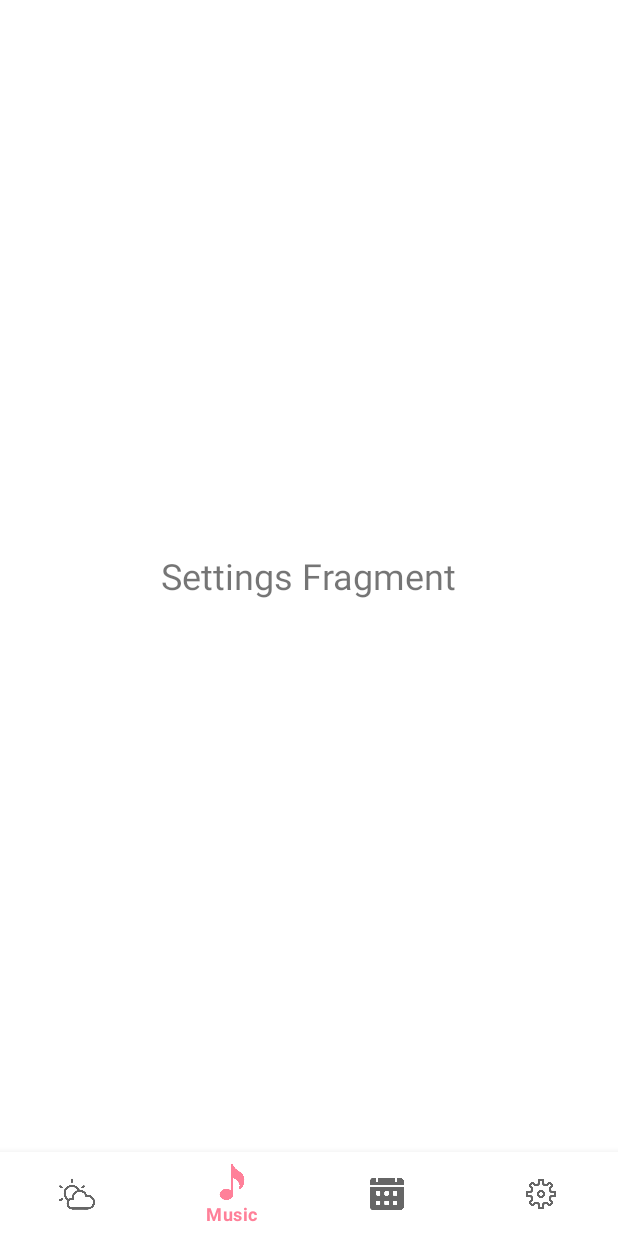
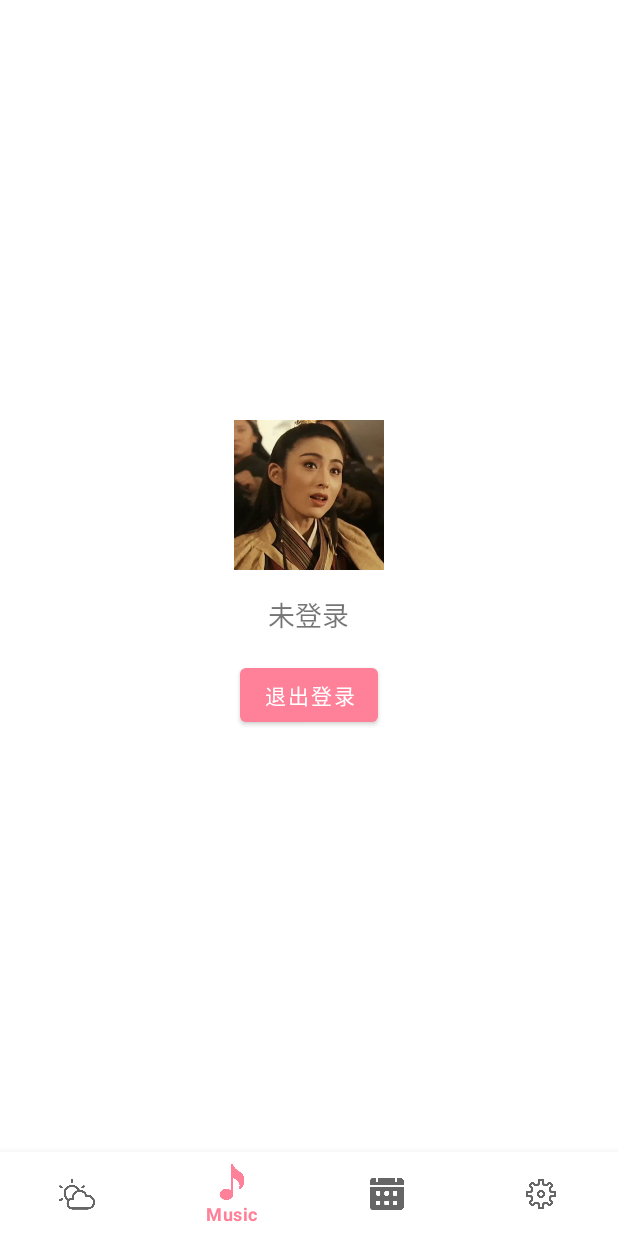
Before and after one commit to ChouYih/EWeather, an Android app: the fragment SettingsFragment placed in its activity, item 2 of the bottom bar chosen, on a phone screen of 412 x 824 dp. Run offline under Robolectric (Android 15) with nearby library versions, the phone set to English and light mode, and no system bars; pictures from the network do not load.

Commit message:
加入设置页面,大功告成

```diff
--- a/app/src/main/java/com/yihchou/eweather/LoginActivity.java
+++ b/app/src/main/java/com/yihchou/eweather/LoginActivity.java
@@ -1,7 +1,9 @@
 package com.yihchou.eweather;
 
 
+import android.content.Context;
 import android.content.Intent;
+import android.content.SharedPreferences;
 import android.os.Bundle;
 import android.view.View;
 import android.widget.Button;
@@ -33,6 +35,12 @@ public class LoginActivity extends AppCompatActivity {
                 String password = editTextPassword.getText().toString();
                 boolean res = db.checkUser(username, password);
                 if (res) {
+                    // 保存登录的账号到SharedPreferences
+                    SharedPreferences sharedPreferences = getSharedPreferences("MyAppPrefs", Context.MODE_PRIVATE);
+                    SharedPreferences.Editor editor = sharedPreferences.edit();
+                    editor.putString("username", username);
+                    editor.apply();
+
                     Toast.makeText(LoginActivity.this, "登录成功", Toast.LENGTH_SHORT).show();
                     Intent intent = new Intent(LoginActivity.this, MainActivity.class);
                     startActivity(intent);
--- a/app/src/main/java/com/yihchou/eweather/SettingsFragment.java
+++ b/app/src/main/java/com/yihchou/eweather/SettingsFragment.java
@@ -1,18 +1,57 @@
 package com.yihchou.eweather;
 
+
+import android.content.Context;
+import android.content.Intent;
+import android.content.SharedPreferences;
 import android.os.Bundle;
+import android.view.LayoutInflater;
+import android.view.View;
+import android.view.ViewGroup;
+import android.widget.Button;
+import android.widget.ImageView;
+import android.widget.TextView;
 import androidx.annotation.NonNull;
 import androidx.annotation.Nullable;
 import androidx.fragment.app.Fragment;
-import android.view.LayoutInflater;
-import android.view.View;
-import android.view.ViewGroup;
 
 public class SettingsFragment extends Fragment {
+
+    private TextView textViewUsername;
+    private ImageView imageViewAvatar;
+    private Button buttonLogout;
 
     @Nullable
     @Override
     public View onCreateView(@NonNull LayoutInflater inflater, @Nullable ViewGroup container, @Nullable Bundle savedInstanceState) {
-        return inflater.inflate(R.layout.fragment_settings, container, false);
+        View view = inflater.inflate(R.layout.fragment_settings, container, false);
+
+        textViewUsername = view.findViewById(R.id.textViewUsername);
+        imageViewAvatar = view.findViewById(R.id.imageViewAvatar);
+        buttonLogout = view.findViewById(R.id.buttonLogout);
+
+        // 从SharedPreferences中获取当前登录的账号
+        SharedPreferences sharedPreferences = getActivity().getSharedPreferences("MyAppPrefs", Context.MODE_PRIVATE);
+        String username = sharedPreferences.getString("username", "未登录");
+
+        textViewUsername.setText(username);
+
+        // 设置头像（这里假设你有一个默认的头像图片放在drawable文件夹中）
+        imageViewAvatar.setImageResource(R.drawable.default_avatar);
+
+        buttonLogout.setOnClickListener(new View.OnClickListener() {
+            @Override
+            public void onClick(View v) {
+                // 清除SharedPreferences中的账号信息
+                SharedPreferences.Editor editor = sharedPreferences.edit();
+                editor.clear();
+                editor.apply();
+
+                // 退出应用
+                getActivity().finishAffinity();
+            }
+        });
+
+        return view;
     }
 }
--- a/app/src/main/res/layout/fragment_settings.xml
+++ b/app/src/main/res/layout/fragment_settings.xml
@@ -1,13 +1,30 @@
 <?xml version="1.0" encoding="utf-8"?>
 <LinearLayout xmlns:android="http://schemas.android.com/apk/res/android"
+              android:orientation="vertical"
               android:layout_width="match_parent"
               android:layout_height="match_parent"
               android:gravity="center"
-              android:orientation="vertical">
+              android:padding="16dp">
+
+    <ImageView
+            android:id="@+id/imageViewAvatar"
+            android:layout_width="100dp"
+            android:layout_height="100dp"
+            android:src="@drawable/default_avatar"
+            android:layout_marginBottom="16dp" />
 
     <TextView
+            android:id="@+id/textViewUsername"
             android:layout_width="wrap_content"
             android:layout_height="wrap_content"
-            android:text="Settings Fragment"
-            android:textSize="24sp" />
+            android:text="未登录"
+            android:textSize="18sp"
+            android:layout_marginBottom="16dp" />
+
+    <Button
+            android:id="@+id/buttonLogout"
+            android:layout_width="wrap_content"
+            android:layout_height="wrap_content"
+            android:text="退出登录" />
+
 </LinearLayout>
```
Also changed, not shown: app/src/main/res/drawable/default_avatar.jpg (added).
